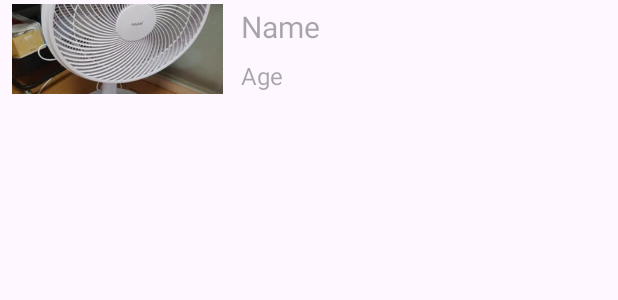
After one commit to Seulbi-Lee-project/TestRecyclerView, an Android app: the layout item.xml on its own in the app's theme, with its tools: preview values and no code run, on a phone screen of 412 x 824 dp. The commit adds this screen. Shown: the top 300 px of the screen. Run offline under Robolectric (Android 15) with nearby library versions, the phone set to English and light mode, and no system bars.

Commit message:
1-3 커스텀 뷰

```diff
--- /dev/null
+++ b/app/src/main/java/com/example/testrecyclerview/MyItem.kt
@@ -0,0 +1,3 @@
+package com.example.testrecyclerview
+
+data class MyItem(val aIcon:Int, val aName:String, val aAge:String) {}
--- /dev/null
+++ b/app/src/main/res/layout/item.xml
@@ -0,0 +1,42 @@
+<?xml version="1.0" encoding="utf-8"?>
+<LinearLayout xmlns:android="http://schemas.android.com/apk/res/android"
+    android:layout_width="match_parent"
+    android:layout_height="wrap_content"
+    android:orientation="horizontal"
+    >
+    <ImageView
+        android:id="@+id/iconItem"
+        android:layout_width="@dimen/icon_size"
+        android:layout_height="@dimen/icon_size"
+        android:scaleType="centerCrop"
+        android:padding="@dimen/icon_padding"
+        android:layout_gravity="center_vertical"
+        android:layout_weight="1"
+        android:src="@drawable/sample1"
+        />
+    <LinearLayout
+        android:orientation="vertical"
+        android:layout_width="wrap_content"
+        android:layout_height="wrap_content"
+        android:layout_weight="2">
+        <TextView
+            android:id="@+id/textItem1"
+            android:layout_width="wrap_content"
+            android:layout_height="wrap_content"
+            android:textColor="@color/colorAccent"
+            android:textSize="@dimen/list_item_text_size1"
+            android:padding="@dimen/list_item_padding"
+            android:hint="Name"
+            />
+        <TextView
+            android:id="@+id/textItem2"
+            android:layout_width="wrap_content"
+            android:layout_height="wrap_content"
+            android:textColor="@color/colorPrimary"
+            android:textSize="@dimen/list_item_text_size2"
+            android:padding="@dimen/list_item_padding"
+            android:hint="Age"
+            />
+    </LinearLayout>
+
+</LinearLayout>
--- a/app/src/main/res/values/colors.xml
+++ b/app/src/main/res/values/colors.xml
@@ -2,4 +2,6 @@
 <resources>
     <color name="black">#FF000000</color>
     <color name="white">#FFFFFFFF</color>
+    <color name="colorAccent">#BD613C</color>
+    <color name="colorPrimary">#6D8C00</color>
 </resources>
--- /dev/null
+++ b/app/src/main/res/values/dimens.xml
@@ -0,0 +1,11 @@
+<?xml version="1.0" encoding="utf-8"?>
+<resources>
+    <!-- Default screen margins, per the Android Design guidelines. -->
+    <dimen name="activity_horizontal_margin">16dp</dimen>
+    <dimen name="activity_vertical_margin">16dp</dimen>
+    <dimen name="list_item_text_size1">20dp</dimen>
+    <dimen name="list_item_text_size2">16dp</dimen>
+    <dimen name="list_item_padding">4dp</dimen>
+    <dimen name="icon_size">60dp</dimen>
+    <dimen name="icon_padding">8dp</dimen>
+</resources>
```
Also changed, not shown: app/src/main/java/com/example/testrecyclerview/MainActivity.kt (+17 -3 lines), app/src/main/java/com/example/testrecyclerview/MyAdapter.kt (added, +49 -0 lines), app/src/main/res/drawable/sample1.png (added), app/src/main/res/drawable/sample10.png (added), app/src/main/res/drawable/sample2.png (added), app/src/main/res/drawable/sample3.png (added), app/src/main/res/drawable/sample4.png (added), app/src/main/res/drawable/sample5.png (added), app/src/main/res/drawable/sample6.png (added), app/src/main/res/drawable/sample7.png (added), app/src/main/res/drawable/sample8.png (added), app/src/main/res/drawable/sample9.png (added).
